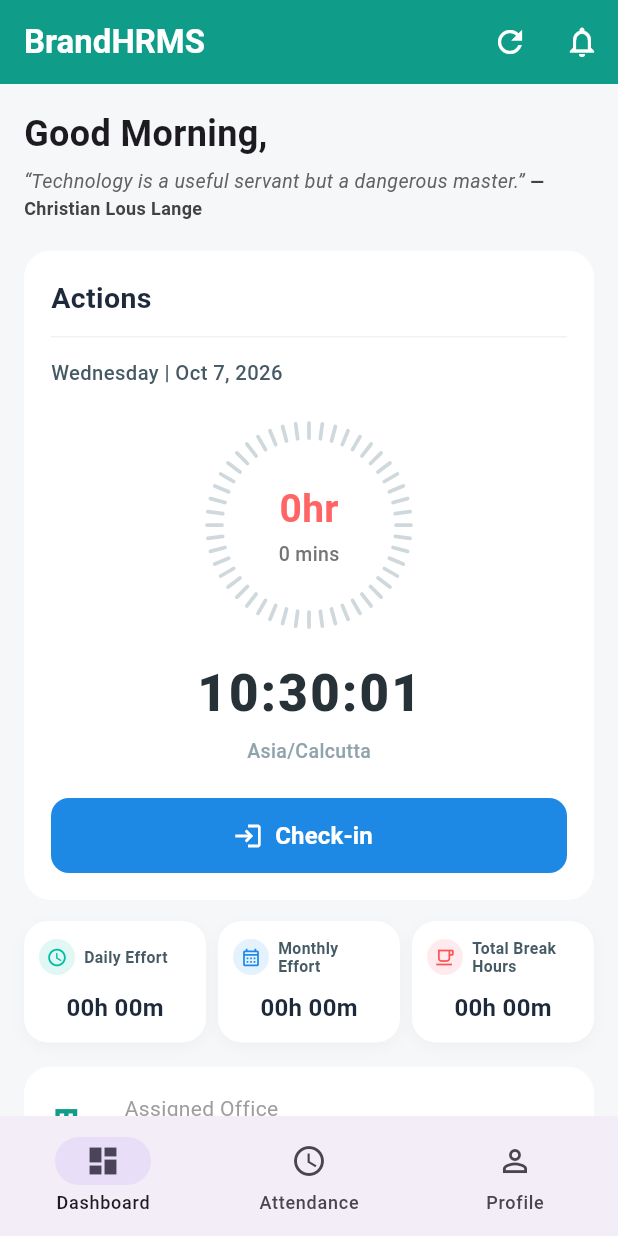
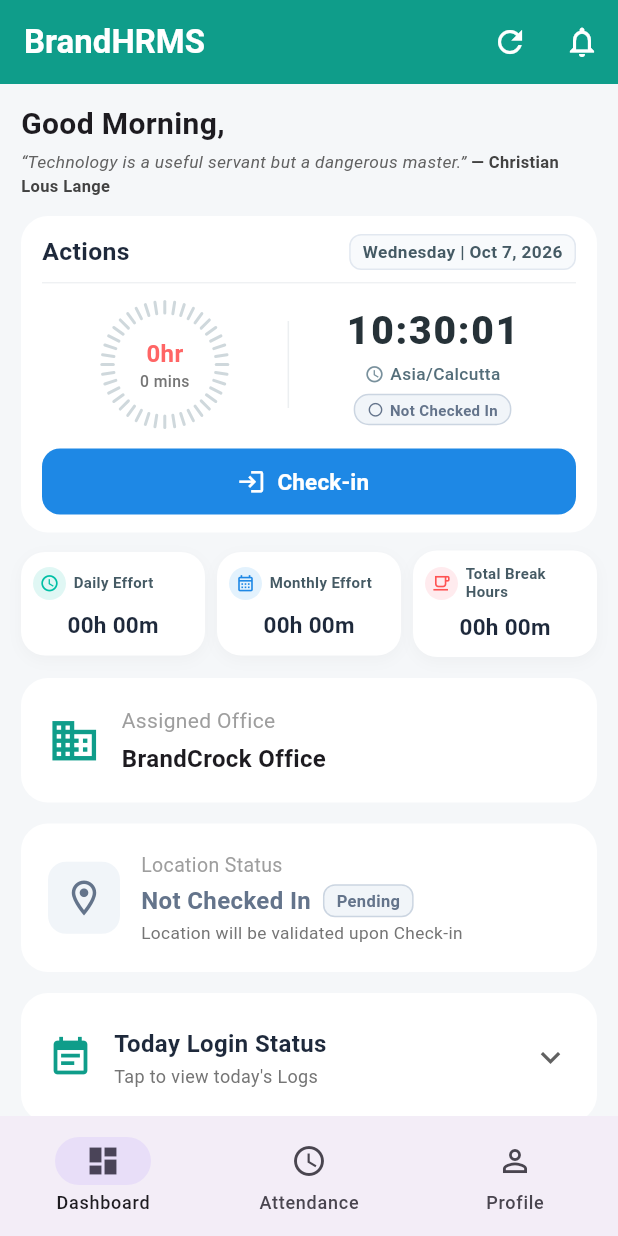
Before and after one commit to Rupesh-27/attendance_system, a Flutter app: the DashboardScreen screen opened directly, on a phone screen of 412 x 824 dp. Run offline on Flutter 3.47's test engine with Material 3 defaults, Android fonts, the phone set to English and light mode, and no system bars; our stand-ins replace geolocator; accounts and stored records are empty; network calls fail.

Commit message:
style(dashboard): compact Actions card and metrics layout to fit on first viewport

```diff
--- a/brandhrms_attendance/lib/screens/dashboard_screen.dart
+++ b/brandhrms_attendance/lib/screens/dashboard_screen.dart
@@ -643,31 +643,31 @@
         color: primaryColor,
         child: SingleChildScrollView(
           physics: const AlwaysScrollableScrollPhysics(),
-          padding: const EdgeInsets.all(16),
+          padding: const EdgeInsets.symmetric(horizontal: 14, vertical: 12),
           child: Column(
             crossAxisAlignment: CrossAxisAlignment.start,
             children: [
               Text(
                 '${_getGreeting()}, $employeeName',
-                style: const TextStyle(fontSize: 24, fontWeight: FontWeight.bold),
+                style: const TextStyle(fontSize: 20, fontWeight: FontWeight.bold),
               ),
-              const SizedBox(height: 6),
+              const SizedBox(height: 3),
               Text.rich(
                 TextSpan(
                   children: [
                     TextSpan(
                       text: '“${quote.text}” ',
                       style: TextStyle(
-                        fontSize: 13,
+                        fontSize: 11.5,
                         fontStyle: FontStyle.italic,
                         color: Colors.grey.shade700,
-                        height: 1.35,
+                        height: 1.25,
                       ),
                     ),
                     TextSpan(
                       text: '— ${quote.author}',
                       style: TextStyle(
-                        fontSize: 12,
+                        fontSize: 11,
                         fontWeight: FontWeight.w600,
                         color: Colors.grey.shade800,
                       ),
@@ -675,17 +675,17 @@
                   ],
                 ),
               ),
-              const SizedBox(height: 20),
+              const SizedBox(height: 12),
               _attendanceCard(context),
+              const SizedBox(height: 12),
+              _effortMetricsRow(),
               const SizedBox(height: 14),
-              _effortMetricsRow(),
-              const SizedBox(height: 16),
               _officeCard(officeName),
-              const SizedBox(height: 16),
+              const SizedBox(height: 14),
               _locationCard(),
-              const SizedBox(height: 16),
+              const SizedBox(height: 14),
               _todayAttendanceLogCard(),
-              const SizedBox(height: 30),
+              const SizedBox(height: 24),
             ],
           ),
         ),
@@ -702,53 +702,57 @@
     final mins = (_totalWorkSeconds % 3600) ~/ 60;
 
     return _card(
+      padding: const EdgeInsets.symmetric(horizontal: 14, vertical: 12),
       child: Column(
         crossAxisAlignment: CrossAxisAlignment.center,
         children: [
-
-          const Align(
-            alignment: Alignment.centerLeft,
-            child: Text(
+          Row(
+            mainAxisAlignment: MainAxisAlignment.spaceBetween,
+            children: [
+              const Text(
                 'Actions',
                 style: TextStyle(
-                fontSize: 19,
+                  fontSize: 16.5,
                   fontWeight: FontWeight.bold,
                   color: Color(0xFF1E293B),
                 ),
               ),
+              Container(
+                padding: const EdgeInsets.symmetric(horizontal: 8, vertical: 3),
+                decoration: BoxDecoration(
+                  color: const Color(0xFFF8FAFC),
+                  borderRadius: BorderRadius.circular(8),
+                  border: Border.all(color: const Color(0xFFE2E8F0)),
                 ),
-
-          const SizedBox(height: 12),
-          const Divider(height: 1, thickness: 0.8, color: Color(0xFFECEFF1)),
-          const SizedBox(height: 14),
-
-          Row(
-            mainAxisAlignment: MainAxisAlignment.spaceBetween,
-            children: [
-              Text(
+                child: Text(
                   '$dayName | $dateStr',
                   style: TextStyle(
-                  fontSize: 13.5,
-                  fontWeight: FontWeight.w500,
+                    fontSize: 11.5,
+                    fontWeight: FontWeight.w600,
                     color: Colors.blueGrey.shade700,
                   ),
                 ),
-
+              ),
             ],
           ),
-
-          const SizedBox(height: 22),
-
+          const SizedBox(height: 8),
+          const Divider(height: 1, thickness: 0.8, color: Color(0xFFECEFF1)),
+          const SizedBox(height: 10),
+          Row(
+            mainAxisAlignment: MainAxisAlignment.spaceEvenly,
+            crossAxisAlignment: CrossAxisAlignment.center,
+            children: [
               SizedBox(
-            width: 140,
-            height: 140,
+                width: 88,
+                height: 88,
                 child: Stack(
                   alignment: Alignment.center,
                   children: [
                     CustomPaint(
-                  size: const Size(140, 140),
+                      size: const Size(88, 88),
                       painter: RadialTicksPainter(
-                    activeRatio: (_totalWorkSeconds / (9 * 3600)).clamp(0.0, 1.0),
+                        activeRatio:
+                            (_totalWorkSeconds / (9 * 3600)).clamp(0.0, 1.0),
                         activeColor: const Color(0xFFFF6565),
                         inactiveColor: const Color(0xFFCFD8DC),
                       ),
@@ -759,16 +763,15 @@
                         Text(
                           '${hours}hr',
                           style: const TextStyle(
-                        fontSize: 26,
+                            fontSize: 16,
                             fontWeight: FontWeight.bold,
                             color: Color(0xFFFF6565),
                           ),
                         ),
-                    const SizedBox(height: 2),
                         Text(
                           '$mins mins',
                           style: TextStyle(
-                        fontSize: 13,
+                            fontSize: 10.5,
                             color: Colors.grey.shade600,
                             fontWeight: FontWeight.w500,
                           ),
@@ -778,42 +781,97 @@
                   ],
                 ),
               ),
-
-          const SizedBox(height: 18),
-
+              Container(
+                height: 58,
+                width: 1,
+                color: const Color(0xFFECEFF1),
+              ),
+              Column(
+                crossAxisAlignment: CrossAxisAlignment.center,
+                mainAxisSize: MainAxisSize.min,
+                children: [
                   Text(
                     _currentTimeString,
                     style: const TextStyle(
-              fontSize: 34,
+                      fontSize: 26,
                       fontWeight: FontWeight.w800,
-              letterSpacing: 1.5,
+                      letterSpacing: 1.2,
                       color: Color(0xFF263238),
                     ),
                   ),
-
-          const SizedBox(height: 4),
-
-          const Text(
+                  const SizedBox(height: 2),
+                  Row(
+                    mainAxisSize: MainAxisSize.min,
+                    children: [
+                      Icon(Icons.schedule,
+                          size: 13, color: Colors.blueGrey.shade400),
+                      const SizedBox(width: 4),
+                      Text(
                         'Asia/Calcutta',
                         style: TextStyle(
-              fontSize: 13,
+                          fontSize: 11.5,
                           fontWeight: FontWeight.w500,
-              color: Color(0xFF90A4AE),
+                          color: Colors.blueGrey.shade600,
                         ),
                       ),
-
-          const SizedBox(height: 22),
-
+                    ],
+                  ),
+                  Container(
+                    margin: const EdgeInsets.only(top: 5),
+                    padding: const EdgeInsets.symmetric(
+                        horizontal: 8, vertical: 2.5),
+                    decoration: BoxDecoration(
+                      color: _isCheckedIn
+                          ? const Color(0xFFE8F5E9)
+                          : const Color(0xFFF1F5F9),
+                      borderRadius: BorderRadius.circular(10),
+                      border: Border.all(
+                        color: _isCheckedIn
+                            ? const Color(0xFFA5D6A7)
+                            : const Color(0xFFCBD5E1),
+                      ),
+                    ),
+                    child: Row(
+                      mainAxisSize: MainAxisSize.min,
+                      children: [
+                        Icon(
+                          _isCheckedIn
+                              ? Icons.check_circle
+                              : Icons.radio_button_unchecked,
+                          size: 11,
+                          color: _isCheckedIn
+                              ? const Color(0xFF2E7D32)
+                              : const Color(0xFF64748B),
+                        ),
+                        const SizedBox(width: 4),
+                        Text(
+                          _isCheckedIn ? 'Checked In' : 'Not Checked In',
+                          style: TextStyle(
+                            fontSize: 10,
+                            fontWeight: FontWeight.w600,
+                            color: _isCheckedIn
+                                ? const Color(0xFF2E7D32)
+                                : const Color(0xFF64748B),
+                          ),
+                        ),
+                      ],
+                    ),
+                  ),
+                ],
+              ),
+            ],
+          ),
+          const SizedBox(height: 12),
           SizedBox(
             width: double.infinity,
-            height: 50,
+            height: 44,
             child: FilledButton.icon(
               onPressed:
                   _isSubmittingAttendance ? null : _handleAttendanceAction,
               icon: _isSubmittingAttendance
                   ? const SizedBox(
-                      width: 20,
-                      height: 20,
+                      width: 18,
+                      height: 18,
                       child: CircularProgressIndicator(
                         strokeWidth: 2,
                         color: Colors.white,
@@ -821,14 +879,14 @@
                     )
                   : Icon(
                       _isCheckedIn ? Icons.logout : Icons.login,
-                      size: 20,
+                      size: 19,
                     ),
               label: Text(
                 _isSubmittingAttendance
                     ? 'Verifying Location...'
                     : (_isCheckedIn ? 'Check-out' : 'Check-in'),
                 style: const TextStyle(
-                  fontSize: 16,
+                  fontSize: 15,
                   fontWeight: FontWeight.w600,
                 ),
               ),
@@ -892,7 +950,7 @@
     required String value,
   }) {
     return Container(
-      padding: const EdgeInsets.symmetric(horizontal: 10, vertical: 12),
+      padding: const EdgeInsets.symmetric(horizontal: 8, vertical: 10),
       decoration: BoxDecoration(
         color: Colors.white,
         borderRadius: BorderRadius.circular(16),
@@ -910,22 +968,22 @@
           Row(
             children: [
               Container(
-                width: 24,
-                height: 24,
+                width: 22,
+                height: 22,
                 decoration: BoxDecoration(
                   color: iconBg,
                   shape: BoxShape.circle,
                 ),
-                child: Icon(icon, size: 14, color: iconColor),
+                child: Icon(icon, size: 13, color: iconColor),
               ),
-              const SizedBox(width: 6),
+              const SizedBox(width: 5),
               Expanded(
                 child: Text(
                   title,
                   maxLines: 2,
                   overflow: TextOverflow.ellipsis,
                   style: TextStyle(
-                    fontSize: 10.5,
+                    fontSize: 10,
                     fontWeight: FontWeight.w600,
                     color: Colors.blueGrey.shade700,
                     height: 1.15,
@@ -934,12 +992,12 @@
               ),
             ],
           ),
-          const SizedBox(height: 10),
+          const SizedBox(height: 6),
           Center(
             child: Text(
               value,
               style: const TextStyle(
-                fontSize: 16,
+                fontSize: 15,
                 fontWeight: FontWeight.bold,
                 letterSpacing: 0.2,
                 color: Color(0xFF1E293B),
@@ -1265,10 +1323,10 @@
     );
   }
 
-  Widget _card({required Widget child}) {
+  Widget _card({required Widget child, EdgeInsetsGeometry? padding}) {
     return Container(
       width: double.infinity,
-      padding: const EdgeInsets.all(18),
+      padding: padding ?? const EdgeInsets.all(18),
       decoration: BoxDecoration(
         color: Colors.white,
         borderRadius: BorderRadius.circular(18),
@@ -1293,12 +1351,14 @@
   void paint(Canvas canvas, Size size) {
     final center = Offset(size.width / 2, size.height / 2);
     final radius = size.width / 2;
-    const totalTicks = 48;
+    const totalTicks = 40;
     final activeTicks = (activeRatio * totalTicks).round();
 
     final paint = Paint()
-      ..strokeWidth = 2.5
+      ..strokeWidth = (radius / 22).clamp(1.6, 2.4)
       ..strokeCap = StrokeCap.round;
+
+    final tickLength = radius * 0.22;
 
     for (int i = 0; i < totalTicks; i++) {
       final angle = (i * 2 * math.pi / totalTicks) - (math.pi / 2);
@@ -1306,8 +1366,8 @@
       paint.color = isTickActive ? activeColor : inactiveColor;
 
       final innerPoint = Offset(
-        center.dx + (radius - 12) * math.cos(angle),
-        center.dy + (radius - 12) * math.sin(angle),
+        center.dx + (radius - tickLength) * math.cos(angle),
+        center.dy + (radius - tickLength) * math.sin(angle),
       );
       final outerPoint = Offset(
         center.dx + (radius - 2) * math.cos(angle),
```
Lines whose indentation alone changed are shown as unchanged.
